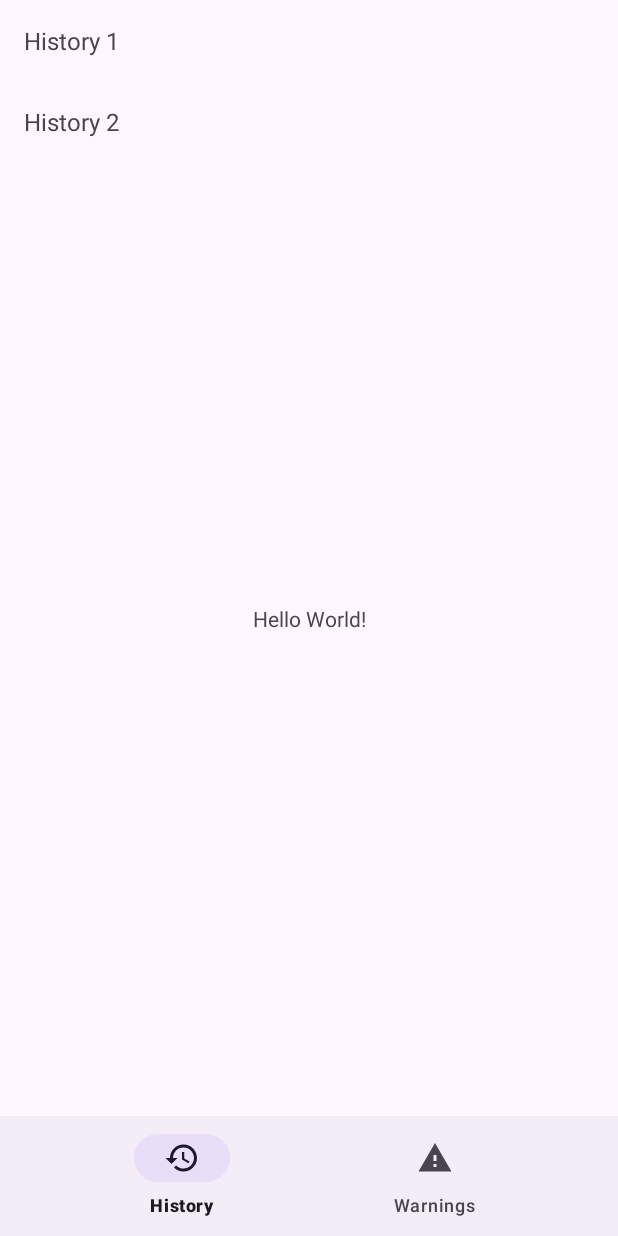
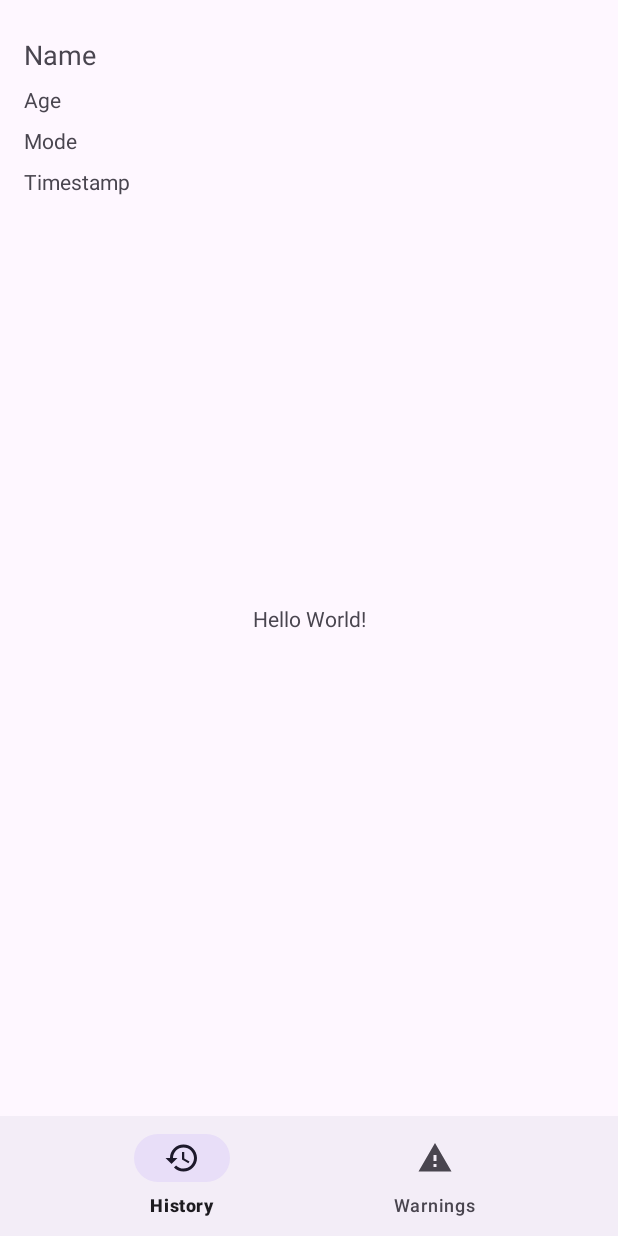
Before and after one commit to chnle3012/app_iot, an Android app: the HistoryFragment screen opened directly, with no data from a screen before it, on a phone screen of 412 x 824 dp. Run offline under Robolectric (Android 15) with nearby library versions, the phone set to English and light mode, and no system bars; 1 statement that could not run was skipped.

Commit message:
api call history test

```diff
--- a/app/src/main/java/com/example/btl_iot/data/api/ApiService.java
+++ b/app/src/main/java/com/example/btl_iot/data/api/ApiService.java
@@ -1,13 +1,23 @@
 package com.example.btl_iot.data.api;
 
+import com.example.btl_iot.data.model.HistoryResponse;
 import com.example.btl_iot.data.model.LoginRequest;
 import com.example.btl_iot.data.model.LoginResponse;
 
 import retrofit2.Call;
 import retrofit2.http.Body;
+import retrofit2.http.GET;
 import retrofit2.http.POST;
+import retrofit2.http.Path;
+import retrofit2.http.Header;
 
 public interface ApiService {
     @POST("api/auth/login")
     Call<LoginResponse> login(@Body LoginRequest loginRequest);
+
+    @GET("api/history/{historyId}")
+    Call<HistoryResponse> getHistory(
+            @Path("historyId") long historyId,
+            @Header("Authorization") String token
+    );
 }
--- a/app/src/main/java/com/example/btl_iot/data/repository/HistoryRepository.java
+++ b/app/src/main/java/com/example/btl_iot/data/repository/HistoryRepository.java
@@ -1,2 +1,47 @@
-package com.example.btl_iot.data.repository;public class HistoryRepository {
+package com.example.btl_iot.data.repository;
+
+import androidx.lifecycle.LiveData;
+import androidx.lifecycle.MutableLiveData;
+
+import com.example.btl_iot.data.api.ApiClient;
+import com.example.btl_iot.data.api.ApiService;
+import com.example.btl_iot.data.model.HistoryResponse;
+
+import retrofit2.Call;
+import retrofit2.Callback;
+import retrofit2.Response;
+
+public class HistoryRepository {
+    private ApiService apiService;
+
+    public HistoryRepository() {
+        this.apiService = ApiClient.getApiService();
+    }
+
+    public LiveData<AuthRepository.Resource<HistoryResponse>> getHistory(long historyId, String token) {
+        MutableLiveData<AuthRepository.Resource<HistoryResponse>> historyResult = new MutableLiveData<>();
+        historyResult.setValue(AuthRepository.Resource.loading(null));
+
+        // Thêm tiền tố "Bearer " vào token
+        String bearerToken =  token;
+
+        apiService.getHistory(historyId, bearerToken).enqueue(new Callback<HistoryResponse>() {
+            @Override
+            public void onResponse(Call<HistoryResponse> call, Response<HistoryResponse> response) {
+                if (response.isSuccessful() && response.body() != null) {
+                    historyResult.setValue(AuthRepository.Resource.success(response.body()));
+                } else {
+                    String errorMessage = "Failed to fetch history. Error code: " + response.code();
+                    historyResult.setValue(AuthRepository.Resource.error(errorMessage, null));
+                }
+            }
+
+            @Override
+            public void onFailure(Call<HistoryResponse> call, Throwable t) {
+                historyResult.setValue(AuthRepository.Resource.error("Network error: " + t.getMessage(), null));
+            }
+        });
+
+        return historyResult;
+    }
 }
--- a/app/src/main/java/com/example/btl_iot/ui/history/HistoryAdapter.java
+++ b/app/src/main/java/com/example/btl_iot/ui/history/HistoryAdapter.java
@@ -28,7 +28,7 @@ public class HistoryAdapter extends RecyclerView.Adapter<HistoryAdapter.HistoryV
     @Override
     public void onBindViewHolder(@NonNull HistoryViewHolder holder, int position) {
         History history = historyList.get(position);
-        holder.title.setText(history.getTitle());
+        holder.title.setText(history.getTimestamp());
     }
 
     @Override
--- a/app/src/main/java/com/example/btl_iot/ui/history/HistoryFragment.java
+++ b/app/src/main/java/com/example/btl_iot/ui/history/HistoryFragment.java
@@ -1,41 +1,83 @@
 package com.example.btl_iot.ui.history;
 
+import android.annotation.SuppressLint;
 import android.os.Bundle;
 import android.view.LayoutInflater;
 import android.view.View;
 import android.view.ViewGroup;
+import android.widget.ImageView;
+import android.widget.ProgressBar;
+import android.widget.TextView;
+import android.widget.Toast;
+
 import androidx.annotation.NonNull;
 import androidx.annotation.Nullable;
 import androidx.fragment.app.Fragment;
-import androidx.recyclerview.widget.LinearLayoutManager;
-import androidx.recyclerview.widget.RecyclerView;
+import androidx.lifecycle.ViewModelProvider;
+
 import com.example.btl_iot.R;
-import com.example.btl_iot.data.model.History;
-import java.util.ArrayList;
-import java.util.List;
+import com.example.btl_iot.data.model.HistoryResponse;
+import com.example.btl_iot.data.repository.AuthRepository;
+import com.example.btl_iot.viewmodel.HistoryViewModel;
 
 public class HistoryFragment extends Fragment {
 
-    private RecyclerView recyclerView;
-    private HistoryAdapter adapter;
-    private List<History> historyList;
+    private HistoryViewModel historyViewModel;
+    private TextView textViewName, textViewAge, textViewMode, textViewTimestamp;
+    private ImageView imageViewFace, imageViewHistory;
+    private ProgressBar progressBar;
 
+    @SuppressLint("MissingInflatedId")
     @Nullable
     @Override
     public View onCreateView(@NonNull LayoutInflater inflater, @Nullable ViewGroup container, @Nullable Bundle savedInstanceState) {
         View view = inflater.inflate(R.layout.fragment_history, container, false);
 
-        recyclerView = view.findViewById(R.id.recycler_history);
-        recyclerView.setLayoutManager(new LinearLayoutManager(getContext()));
+        // Initialize views
+        textViewName = view.findViewById(R.id.text_view_name);
+        textViewAge = view.findViewById(R.id.text_view_age);
+        textViewMode = view.findViewById(R.id.text_view_mode);
+        textViewTimestamp = view.findViewById(R.id.text_view_timestamp);
+        imageViewFace = view.findViewById(R.id.image_view_face);
+        imageViewHistory = view.findViewById(R.id.image_view_history);
+        progressBar = view.findViewById(R.id.progress_bar);
 
-        historyList = new ArrayList<>();
-        // Fake data
-        historyList.add(new History("History 1"));
-        historyList.add(new History("History 2"));
+        // Initialize ViewModel
+        historyViewModel = new ViewModelProvider(this).get(HistoryViewModel.class);
 
-        adapter = new HistoryAdapter(historyList);
-        recyclerView.setAdapter(adapter);
+        // Call API and observe data
+        long historyId = 1; // Replace with actual ID
+        String token = "Bearer eyJhbGciOiJIUzI1NiJ9.eyJzdWIiOiJoaWV1dDMiLCJpYXQiOjE3NDUyMTIzNTQsImV4cCI6MTc0NTI5ODc1NH0.0m-1DCeSFxWHtRBgiKKNGCARQe5fy7nOiCi2ePkSqN0"; // Replace with actual token
+        observeHistoryData(historyId, token);
 
         return view;
     }
+
+    private void observeHistoryData(long historyId, String token) {
+        progressBar.setVisibility(View.VISIBLE);
+
+        historyViewModel.getHistory(historyId, token).observe(getViewLifecycleOwner(), resource -> {
+            progressBar.setVisibility(View.GONE);
+
+            if (resource.getStatus() == AuthRepository.Resource.Status.SUCCESS) {
+                HistoryResponse historyResponse = resource.getData();
+                if (historyResponse != null && historyResponse.isSuccess() && historyResponse.getData() != null) {
+                    // Update UI with data
+                    textViewName.setText(historyResponse.getData().getPeople().getName());
+                    textViewAge.setText(String.valueOf(historyResponse.getData().getPeople().getAge()));
+                    textViewMode.setText(historyResponse.getData().getMode());
+                    textViewTimestamp.setText(historyResponse.getData().getTimestamp());
+                } else {
+                    // Display "no history" message
+                    textViewName.setText("chưa có lịch sử");
+                    textViewAge.setText("");
+                    textViewMode.setText("");
+                    textViewTimestamp.setText("");
+                }
+            } else if (resource.getStatus() == AuthRepository.Resource.Status.ERROR) {
+                // Display error
+                Toast.makeText(getContext(), resource.getMessage(), Toast.LENGTH_SHORT).show();
+            }
+        });
+    }
 }
--- a/app/src/main/java/com/example/btl_iot/viewmodel/HistoryViewModel.java
+++ b/app/src/main/java/com/example/btl_iot/viewmodel/HistoryViewModel.java
@@ -1,2 +1,24 @@
-package com.example.btl_iot.viewmodel;public class HistoryViewModel {
+package com.example.btl_iot.viewmodel;
+
+import android.app.Application;
+
+import androidx.annotation.NonNull;
+import androidx.lifecycle.AndroidViewModel;
+import androidx.lifecycle.LiveData;
+
+import com.example.btl_iot.data.model.HistoryResponse;
+import com.example.btl_iot.data.repository.AuthRepository;
+import com.example.btl_iot.data.repository.HistoryRepository;
+
+public class HistoryViewModel extends AndroidViewModel {
+    private HistoryRepository historyRepository;
+
+    public HistoryViewModel(@NonNull Application application) {
+        super(application);
+        historyRepository = new HistoryRepository();
+    }
+
+    public LiveData<AuthRepository.Resource<HistoryResponse>> getHistory(long historyId, String token) {
+        return historyRepository.getHistory(historyId, token);
+    }
 }
--- a/app/src/main/res/layout/fragment_history.xml
+++ b/app/src/main/res/layout/fragment_history.xml
@@ -1,4 +1,57 @@
-<androidx.recyclerview.widget.RecyclerView xmlns:android="http://schemas.android.com/apk/res/android"
-    android:id="@+id/recycler_history"
+<LinearLayout
+    xmlns:android="http://schemas.android.com/apk/res/android"
     android:layout_width="match_parent"
-    android:layout_height="match_parent"/>
+    android:layout_height="match_parent"
+    android:orientation="vertical"
+    android:padding="16dp">
+
+    <ProgressBar
+        android:id="@+id/progress_bar"
+        android:layout_width="wrap_content"
+        android:layout_height="wrap_content"
+        android:layout_gravity="center"
+        android:visibility="gone" />
+
+    <TextView
+        android:id="@+id/text_view_name"
+        android:layout_width="wrap_content"
+        android:layout_height="wrap_content"
+        android:text="Name"
+        android:textSize="18sp"
+        android:layout_marginTop="8dp" />
+
+    <TextView
+        android:id="@+id/text_view_age"
+        android:layout_width="wrap_content"
+        android:layout_height="wrap_content"
+        android:text="Age"
+        android:layout_marginTop="8dp" />
+
+    <TextView
+        android:id="@+id/text_view_mode"
+        android:layout_width="wrap_content"
+        android:layout_height="wrap_content"
+        android:text="Mode"
+        android:layout_marginTop="8dp" />
+
+    <TextView
+        android:id="@+id/text_view_timestamp"
+        android:layout_width="wrap_content"
+        android:layout_height="wrap_content"
+        android:text="Timestamp"
+        android:layout_marginTop="8dp" />
+
+    <ImageView
+        android:id="@+id/image_view_face"
+        android:layout_width="100dp"
+        android:layout_height="100dp"
+        android:layout_marginTop="16dp"
+        android:scaleType="centerCrop" />
+
+    <ImageView
+        android:id="@+id/image_view_history"
+        android:layout_width="100dp"
+        android:layout_height="100dp"
+        android:layout_marginTop="16dp"
+        android:scaleType="centerCrop" />
+</LinearLayout>
```
Also changed, not shown: app/src/main/java/com/example/btl_iot/data/model/History.java (+46 -5 lines), app/src/main/java/com/example/btl_iot/data/model/HistoryResponse.java (+20 -1 lines).
